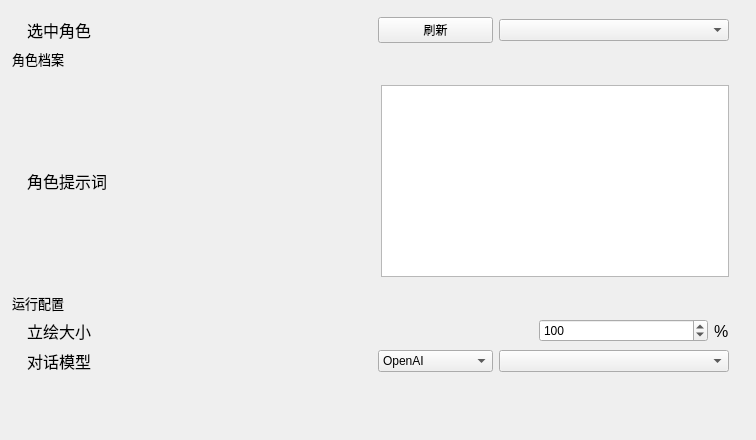
Above: windows/setting/child/settingchild_char.ui from Zao-chen/ZcChat2 before the change. Below: the same form after it.
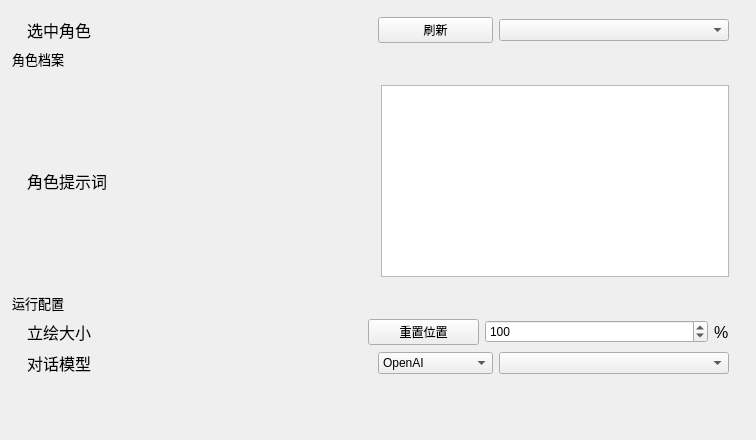
That is the form after the change. Custom widgets are drawn as their Qt base class.

```diff
--- a/windows/setting/child/settingchild_char.ui
+++ b/windows/setting/child/settingchild_char.ui
@@ -216,7 +216,7 @@
    </item>
    <item>
     <widget class="ElaScrollPageArea" name="widget_ApiKey_2" native="true">
-     <layout class="QHBoxLayout" name="horizontalLayout_3" stretch="3,1,0">
+     <layout class="QHBoxLayout" name="horizontalLayout_3" stretch="3,1,2,0">
       <property name="leftMargin">
        <number>15</number>
       </property>
@@ -241,6 +241,13 @@
         </property>
        </widget>
       </item>
+      <item>
+       <widget class="ElaPushButton" name="pushButton">
+        <property name="text">
+         <string>重置位置</string>
+        </property>
+       </widget>
+      </item>
       <item>
        <widget class="ElaSpinBox" name="spinBox_TachieSize">
         <property name="minimum">
```
